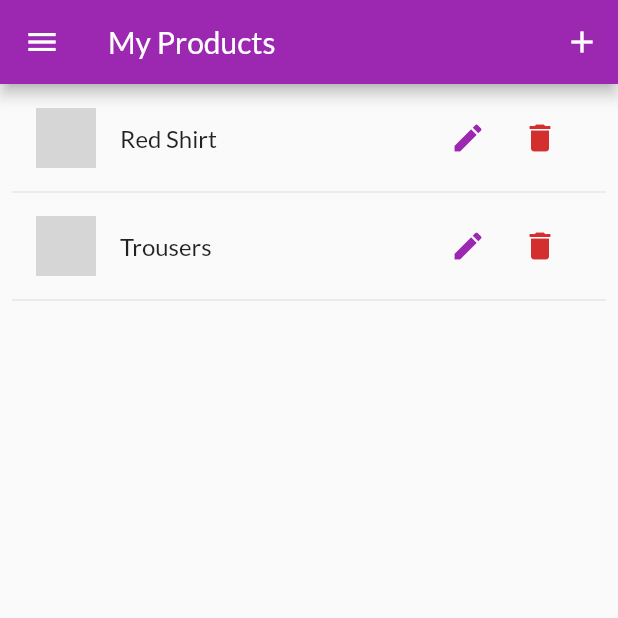
After one commit to nischalshk/simple-shop, a Flutter app: the UserProductScreen screen opened by its route, in the side drawer, after a tap on the "edit" icon, on a phone screen of 412 x 824 dp, the top half of it. The commit adds this screen. Run offline on Flutter 3.47's test engine with Material 2 defaults, Android fonts, the phone set to English and light mode, and no system bars; network calls fail; grey boxes are pictures that could not be loaded.

Commit message:
managing products done. actions next.

```diff
--- a/lib/main.dart
+++ b/lib/main.dart
@@ -7,6 +7,7 @@ import 'package:shop_state/screens/cart_screen.dart';
 import 'package:shop_state/screens/orders_screen.dart';
 import 'package:shop_state/screens/product_detail_screen.dart';
 import 'package:shop_state/screens/products_overview_screen.dart';
+import 'package:shop_state/screens/user_products_screen.dart';
 
 void main() => runApp(MyApp());
 
@@ -16,13 +17,20 @@ class MyApp extends StatelessWidget {
     // return ChangeNotifierProvider(
     //   create: (ctx)=>Products(),
     // Alternate
-      //return ChangeNotifierProvider.value(value: Products(),
+    //return ChangeNotifierProvider.value(value: Products(),
 
-return MultiProvider(providers: [
-ChangeNotifierProvider(create:(ctx)=> Products(),),
-ChangeNotifierProvider(create:(ctx)=> Cart(),),
-ChangeNotifierProvider(create:(ctx)=> Orders(),),
-],
+    return MultiProvider(
+      providers: [
+        ChangeNotifierProvider(
+          create: (ctx) => Products(),
+        ),
+        ChangeNotifierProvider(
+          create: (ctx) => Cart(),
+        ),
+        ChangeNotifierProvider(
+          create: (ctx) => Orders(),
+        ),
+      ],
       child: MaterialApp(
           title: 'MyShop',
           theme: ThemeData(
@@ -32,15 +40,11 @@ ChangeNotifierProvider(create:(ctx)=> Orders(),),
           ),
           home: ProductsOverviewScreen(),
           routes: {
-            ProductDetailScreen.routeName: (ctx)=>ProductDetailScreen(),
-            CartScreen.routeName:(ctx)=>CartScreen(),
-            OrdersScreen.routeName:(ctx)=>OrdersScreen(),
-
-
-          }
-
-
-          ),
+            ProductDetailScreen.routeName: (ctx) => ProductDetailScreen(),
+            CartScreen.routeName: (ctx) => CartScreen(),
+            OrdersScreen.routeName: (ctx) => OrdersScreen(),
+            UserProductScreen.routeName: (ctx) => UserProductScreen(),
+          }),
     );
   }
 }
--- /dev/null
+++ b/lib/screens/user_products_screen.dart
@@ -0,0 +1,34 @@
+import 'package:flutter/material.dart';
+import 'package:provider/provider.dart';
+import 'package:shop_state/widgets/app_drawer.dart';
+import 'package:shop_state/widgets/user_product_item.dart';
+
+import '../providers/products.dart';
+
+class UserProductScreen extends StatelessWidget {
+  static const routeName = '/user-products';
+  @override
+  Widget build(BuildContext context) {
+    final productData = Provider.of<Products>(context);
+    return Scaffold(
+      appBar: AppBar(
+        title: Text('My Products'),
+        actions: <Widget>[IconButton(icon: Icon(Icons.add), onPressed: () {})],
+      ),
+      drawer: AppDrawer(),
+      body: Padding(
+        padding: EdgeInsets.all(8),
+        child: ListView.builder(
+          itemBuilder: (_, i) => Column(
+            children: [
+              UserProductItem(
+                  productData.items[i].title, productData.items[i].imageUrl),
+              Divider(),
+            ],
+          ),
+          itemCount: productData.items.length,
+        ),
+      ),
+    );
+  }
+}
--- a/lib/widgets/app_drawer.dart
+++ b/lib/widgets/app_drawer.dart
@@ -1,8 +1,8 @@
 import 'package:flutter/material.dart';
 import 'package:shop_state/screens/orders_screen.dart';
+import 'package:shop_state/screens/user_products_screen.dart';
 
 class AppDrawer extends StatelessWidget {
-
   @override
   Widget build(BuildContext context) {
     return Drawer(
@@ -25,7 +25,17 @@ class AppDrawer extends StatelessWidget {
             leading: Icon(Icons.payment),
             title: Text('Orders'),
             onTap: () {
-              Navigator.of(context).pushReplacementNamed(OrdersScreen.routeName);
+              Navigator.of(context)
+                  .pushReplacementNamed(OrdersScreen.routeName);
+            },
+          ),
+          Divider(),
+          ListTile(
+            leading: Icon(Icons.edit),
+            title: Text('Manage Products'),
+            onTap: () {
+              Navigator.of(context)
+                  .pushReplacementNamed(UserProductScreen.routeName);
             },
           )
         ],
--- /dev/null
+++ b/lib/widgets/user_product_item.dart
@@ -0,0 +1,35 @@
+import 'package:flutter/material.dart';
+
+class UserProductItem extends StatelessWidget {
+  final String title;
+  final String imageUrl;
+
+  UserProductItem(this.title, this.imageUrl);
+
+  @override
+  Widget build(BuildContext context) {
+    return ListTile(
+      title: Text(title),
+      leading: CircleAvatar(
+        backgroundImage: NetworkImage(imageUrl),
+      ),
+      trailing: Container(
+        width: 100,
+        child: Row(
+          children: <Widget>[
+            IconButton(
+              icon: Icon(Icons.edit),
+              onPressed: () {},
+              color: Theme.of(context).primaryColor,
+            ),
+            IconButton(
+              icon: Icon(Icons.delete),
+              onPressed: () {},
+              color: Theme.of(context).errorColor,
+            ),
+          ],
+        ),
+      ),
+    );
+  }
+}
```
